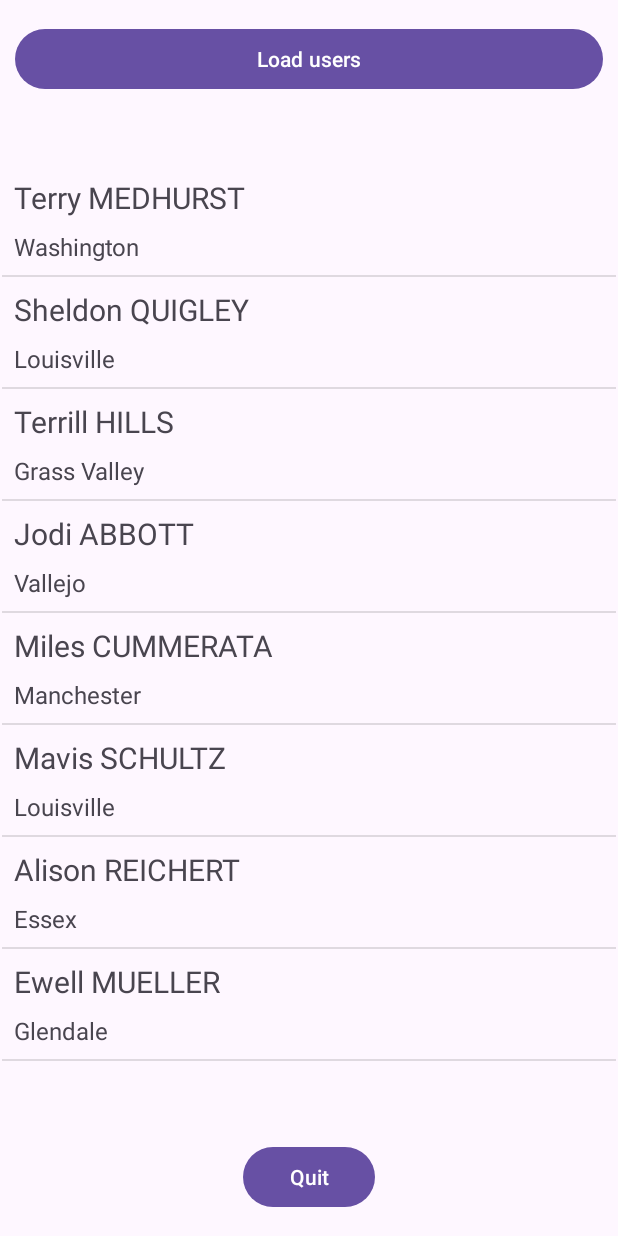
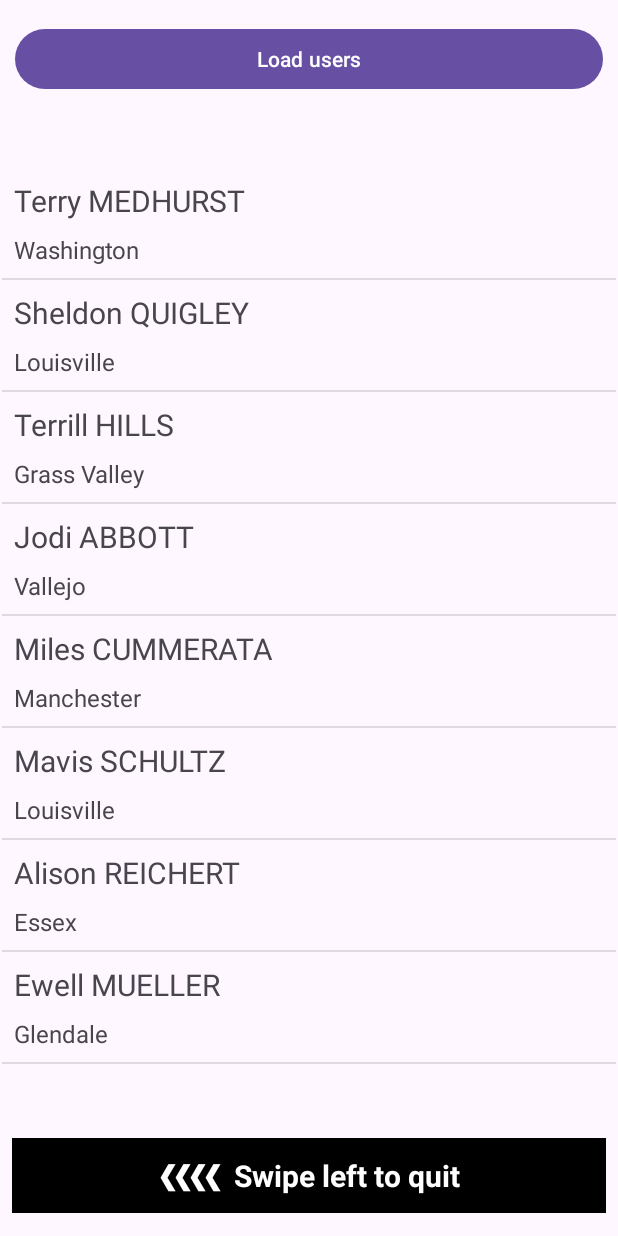
Before and after one commit to Gl0rydayz/mini_projet_01, an Android app: the screen it shows after launch (MainActivity), after a tap on "Load users", on a phone screen of 412 x 824 dp. Run offline under Robolectric (Android 15) with nearby library versions, the phone set to English and light mode, and no system bars.

Commit message:
Convert Quit Button to TextView: Implement swipe left event

```diff
--- a/app/src/main/java/com/example/mini_projet_01/MainActivity.java
+++ b/app/src/main/java/com/example/mini_projet_01/MainActivity.java
@@ -1,8 +1,13 @@
 package com.example.mini_projet_01;
 
+import androidx.annotation.NonNull;
 import androidx.appcompat.app.AppCompatActivity;
+import androidx.constraintlayout.motion.widget.OnSwipe;
 
+import android.annotation.SuppressLint;
 import android.os.Bundle;
+import android.view.GestureDetector;
+import android.view.MotionEvent;
 import android.view.View;
 import android.widget.ArrayAdapter;
 import android.widget.Button;
@@ -20,20 +25,40 @@ import java.lang.reflect.Array;
 import java.util.ArrayList;
 
 public class MainActivity extends AppCompatActivity implements View.OnClickListener {
-    Button btn_loadUsers, btn_quit;
+    Button btn_loadUsers;
+    TextView tv_quit;
     ListView lv_users;
 
+    @SuppressLint("ClickableViewAccessibility")
     @Override
     protected void onCreate(Bundle savedInstanceState) {
         super.onCreate(savedInstanceState);
         setContentView(R.layout.activity_main);
 
         btn_loadUsers = findViewById(R.id.btn_loadUsers);
-        btn_quit = findViewById(R.id.btn_quit);
+        tv_quit = findViewById(R.id.tv_quit);
         lv_users = findViewById(R.id.lv_users);
 
         btn_loadUsers.setOnClickListener(this);
-        btn_quit.setOnClickListener(this);
+
+        GestureDetector gestureDetector = new GestureDetector(this, new GestureDetector.SimpleOnGestureListener() {
+            @Override
+            public boolean onFling(@NonNull MotionEvent e1, @NonNull MotionEvent e2, float velocityX, float velocityY) {
+                if (e1.getX() - e2.getX() >= 100) {
+                    finish();
+                }
+
+                return super.onFling(e1, e2, velocityX, velocityY);
+            }
+        });
+
+        tv_quit.setOnTouchListener(new View.OnTouchListener() {
+            @Override
+            public boolean onTouch(View view, MotionEvent motionEvent) {
+                gestureDetector.onTouchEvent(motionEvent);
+                return true;
+            }
+        });
     }
 
     @Override
@@ -42,8 +67,6 @@ public class MainActivity extends AppCompatActivity implements View.OnClickListe
             UsersAdapter adapter = new UsersAdapter(this, getUsers());
 
             lv_users.setAdapter(adapter);
-        } else {
-            finish();
         }
     }
 
--- a/app/src/main/res/layout/activity_main.xml
+++ b/app/src/main/res/layout/activity_main.xml
@@ -19,12 +19,19 @@
         app:layout_constraintStart_toStartOf="parent"
         app:layout_constraintTop_toTopOf="parent" />
 
-    <Button
-        android:id="@+id/btn_quit"
-        android:layout_width="wrap_content"
-        android:layout_height="wrap_content"
+    <TextView
+        android:id="@+id/tv_quit"
+        android:layout_width="match_parent"
+        android:layout_height="50dp"
+        android:layout_marginStart="8dp"
+        android:layout_marginEnd="8dp"
         android:layout_marginBottom="15dp"
-        android:text="Quit"
+        android:background="@color/black"
+        android:gravity="center"
+        android:text="❮❮❮❮  Swipe left to quit"
+        android:textColor="@color/white"
+        android:textSize="20sp"
+        android:textStyle="bold"
         app:layout_constraintBottom_toBottomOf="parent"
         app:layout_constraintEnd_toEndOf="parent"
         app:layout_constraintHorizontal_bias="0.5"
@@ -35,8 +42,7 @@
         android:layout_width="409dp"
         android:layout_height="604dp"
         android:layout_marginTop="5dp"
-        android:layout_marginBottom="5dp"
-        app:layout_constraintBottom_toTopOf="@+id/btn_quit"
+        app:layout_constraintBottom_toTopOf="@+id/tv_quit"
         app:layout_constraintEnd_toEndOf="parent"
         app:layout_constraintStart_toStartOf="parent"
         app:layout_constraintTop_toBottomOf="@+id/btn_loadUsers" />
```
